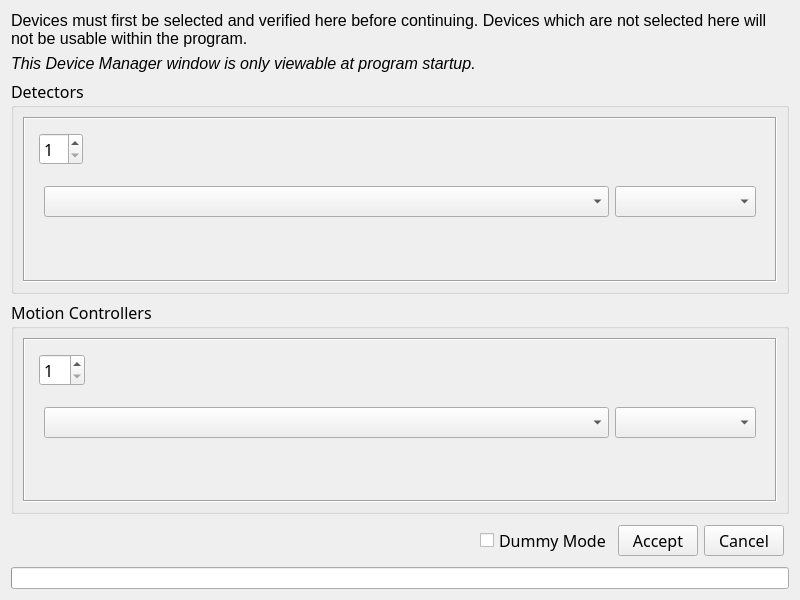
First picture: the form in ui/device_manager.ui, repository mitbailey/MMC, before the edit.
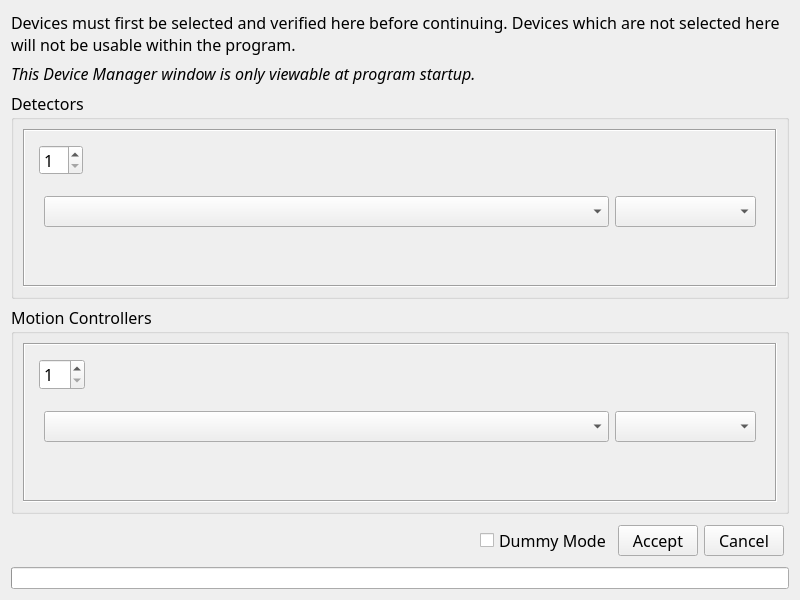
Second picture: the form after the edit.

Commit message: Updated GUI look and feel, moved axis position readouts to a more sensible location.

```diff
--- a/ui/device_manager.ui
+++ b/ui/device_manager.ui
@@ -42,7 +42,7 @@
      </property>
      <property name="font">
       <font>
-       <family>Segoe UI</family>
+       <family>Bahnschrift</family>
        <pointsize>12</pointsize>
        <weight>50</weight>
        <bold>false</bold>
@@ -60,7 +60,7 @@
     <widget class="QLabel" name="label_2">
      <property name="font">
       <font>
-       <family>Segoe UI</family>
+       <family>Bahnschrift</family>
        <pointsize>12</pointsize>
        <weight>50</weight>
        <italic>true</italic>
@@ -79,7 +79,7 @@
     <widget class="QGroupBox" name="groupBox_3">
      <property name="font">
       <font>
-       <family>Segoe UI Semibold</family>
+       <family>Bahnschrift SemiBold</family>
        <pointsize>12</pointsize>
        <weight>50</weight>
        <bold>false</bold>
@@ -102,8 +102,8 @@
           <rect>
            <x>0</x>
            <y>0</y>
-           <width>758</width>
-           <height>170</height>
+           <width>750</width>
+           <height>161</height>
           </rect>
          </property>
          <layout class="QVBoxLayout" name="verticalLayout_4">
@@ -129,6 +129,11 @@
                 <height>27</height>
                </size>
               </property>
+              <property name="font">
+               <font>
+                <family>Bahnschrift</family>
+               </font>
+              </property>
               <property name="minimum">
                <number>1</number>
               </property>
@@ -181,10 +186,22 @@
                <number>5</number>
               </property>
               <item>
-               <widget class="QComboBox" name="samp_combo"/>
+               <widget class="QComboBox" name="samp_combo">
+                <property name="font">
+                 <font>
+                  <family>Bahnschrift</family>
+                 </font>
+                </property>
+               </widget>
               </item>
               <item>
-               <widget class="QComboBox" name="samp_model_combo"/>
+               <widget class="QComboBox" name="samp_model_combo">
+                <property name="font">
+                 <font>
+                  <family>Bahnschrift</family>
+                 </font>
+                </property>
+               </widget>
               </item>
              </layout>
             </item>
@@ -214,7 +231,7 @@
     <widget class="QGroupBox" name="groupBox_4">
      <property name="font">
       <font>
-       <family>Segoe UI Semibold</family>
+       <family>Bahnschrift SemiBold</family>
        <pointsize>12</pointsize>
       </font>
      </property>
@@ -238,8 +255,8 @@
           <rect>
            <x>0</x>
            <y>0</y>
-           <width>758</width>
-           <height>169</height>
+           <width>750</width>
+           <height>162</height>
           </rect>
          </property>
          <layout class="QVBoxLayout" name="verticalLayout_3">
@@ -265,6 +282,11 @@
                 <height>27</height>
                </size>
               </property>
+              <property name="font">
+               <font>
+                <family>Bahnschrift</family>
+               </font>
+              </property>
               <property name="minimum">
                <number>1</number>
               </property>
@@ -320,10 +342,22 @@
                <number>5</number>
               </property>
               <item>
-               <widget class="QComboBox" name="mtn_combo"/>
+               <widget class="QComboBox" name="mtn_combo">
+                <property name="font">
+                 <font>
+                  <family>Bahnschrift</family>
+                 </font>
+                </property>
+               </widget>
               </item>
               <item>
-               <widget class="QComboBox" name="mtn_model_combo"/>
+               <widget class="QComboBox" name="mtn_model_combo">
+                <property name="font">
+                 <font>
+                  <family>Bahnschrift</family>
+                 </font>
+                </property>
+               </widget>
               </item>
              </layout>
             </item>
```
Left out of the diff: 8 changed lines with no effect on the pictures. The commit also changes 6 other files.
